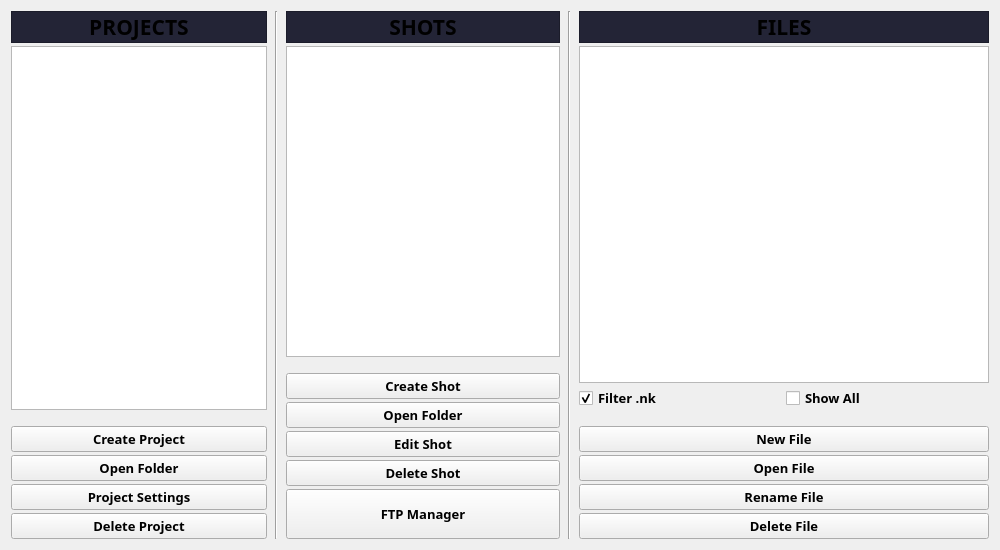
Qt form tevton_tools/ui/ProjectManager.ui (Tevton/tevton_tools) before a commit.
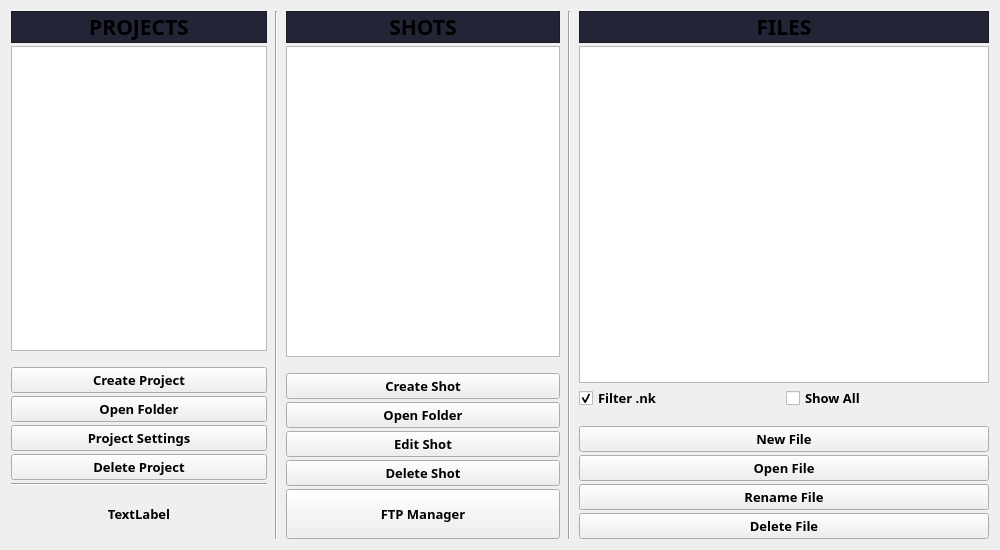
The same form after that commit.

Commit message: 1. Implemented "Copy URL" functionality for FTP manager 2. Fixed bug with inactive "Reconnect" btn in FTP manager 3. Supressed QFileSystemWatcher error message about deleted c++ obj 4. Added the ability to insert a link into "Host" field 5. Added SSL/TLS support 6. Added github logo with repo link

The edit to the form file:
```diff
--- a/tevton_tools/ui/ProjectManager.ui
+++ b/tevton_tools/ui/ProjectManager.ui
@@ -260,6 +260,39 @@
          </property>
         </widget>
        </item>
+       <item>
+        <widget class="Line" name="line_3">
+         <property name="orientation">
+          <enum>Qt::Orientation::Horizontal</enum>
+         </property>
+        </widget>
+       </item>
+       <item>
+        <layout class="QHBoxLayout" name="horizontalLayout_2">
+         <item>
+          <widget class="QLabel" name="lb_github_logo">
+           <property name="minimumSize">
+            <size>
+             <width>200</width>
+             <height>50</height>
+            </size>
+           </property>
+           <property name="maximumSize">
+            <size>
+             <width>200</width>
+             <height>50</height>
+            </size>
+           </property>
+           <property name="text">
+            <string>TextLabel</string>
+           </property>
+           <property name="alignment">
+            <set>Qt::AlignmentFlag::AlignCenter</set>
+           </property>
+          </widget>
+         </item>
+        </layout>
+       </item>
       </layout>
      </item>
      <item>
```
The commit also changes 21 other files.
